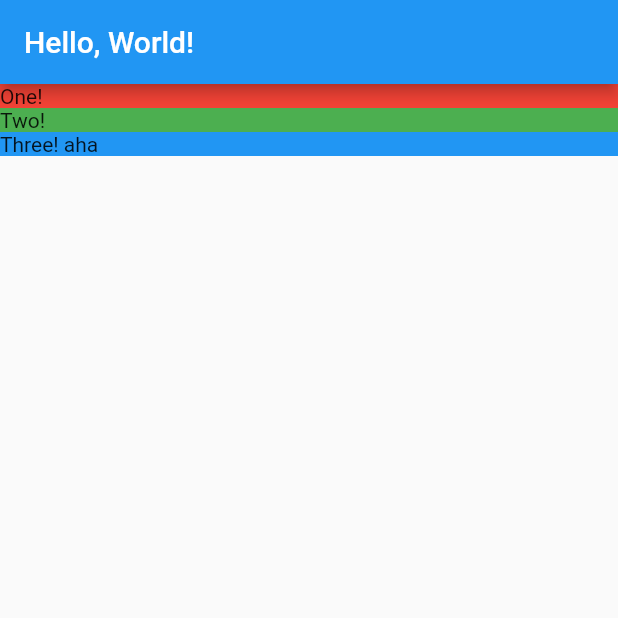
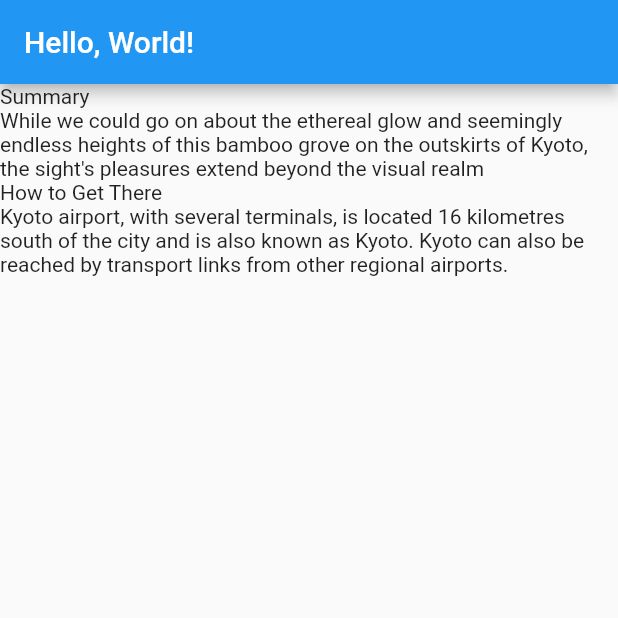
Before and after one commit to ctmhoang/flutter-intro, a Flutter app: the screen it shows after launch, on a phone screen of 412 x 824 dp, the top half of it. Run offline on Flutter 3.47's test engine with Material 2 defaults, Android fonts, the phone set to English and light mode, and no system bars.

Commit message:
Organizing data with models and mock data

```diff
--- a/infopages/lib/location_detail.dart
+++ b/infopages/lib/location_detail.dart
@@ -1,6 +1,12 @@
 import 'package:flutter/material.dart';
+import 'package:infopages/models/location.dart';
+import 'package:infopages/models/location_fact.dart';
 
 class LocationDetail extends StatelessWidget {
+  final Location location;
+
+  LocationDetail(this.location);
+
   @override
   Widget build(BuildContext context) {
     return Scaffold(
@@ -8,14 +14,9 @@ class LocationDetail extends StatelessWidget {
           title: Text("Hello, World!"),
         ),
         body: Column(
-          mainAxisAlignment: MainAxisAlignment.start,
-          crossAxisAlignment: CrossAxisAlignment.stretch,
-          children: [
-            _section("One!", Colors.red),
-            _section("Two!", Colors.green),
-            _section("Three! aha", Colors.blue)
-          ],
-        ));
+            mainAxisAlignment: MainAxisAlignment.start,
+            crossAxisAlignment: CrossAxisAlignment.stretch,
+            children: _renderFacts(location)));
   }
 
   Widget _section(String title, Color color) //private method
@@ -25,4 +26,21 @@ class LocationDetail extends StatelessWidget {
       child: Text(title),
     );
   }
+
+  List<Widget> _renderFacts(Location location) {
+    var res = <Widget>[];
+    for (LocationFact locfact in location.loc_facts) {
+      res.add(_secTitle(locfact.title));
+      res.add(_secText(locfact.text));
+    }
+    return res;
+  }
+
+  Widget _secTitle(String text) {
+    return Text(text);
+  }
+
+  Widget _secText(String text) {
+    return Text(text);
+  }
 }
--- a/infopages/lib/main.dart
+++ b/infopages/lib/main.dart
@@ -1,6 +1,7 @@
 import 'package:flutter/material.dart';
+import 'package:infopages/mocks/mock_location.dart';
 import 'location_detail.dart';
 
 void main() {
-  return runApp(MaterialApp(home: LocationDetail()));
+  return runApp(MaterialApp(home: LocationDetail(MockLocation.FetchAny())));
 }
--- /dev/null
+++ b/infopages/lib/mocks/mock_location.dart
@@ -0,0 +1,20 @@
+import 'package:infopages/models/location.dart';
+import 'package:infopages/models/location_fact.dart';
+
+class MockLocation extends Location {
+  static Location FetchAny() {
+    return Location(
+        name: 'Arashiyama Bamboo Grove, Kyoto, Japan',
+        url: 'https://fluttercrashcourse.com/assets/images/arashiyama@3x.jpg',
+        facts: <LocationFact>[
+          LocationFact(
+              title: 'Summary',
+              text:
+                  'While we could go on about the ethereal glow and seemingly endless heights of this bamboo grove on the outskirts of Kyoto, the sight\'s pleasures extend beyond the visual realm'),
+          LocationFact(
+              title: 'How to Get There',
+              text:
+                  'Kyoto airport, with several terminals, is located 16 kilometres south of the city and is also known as Kyoto. Kyoto can also be reached by transport links from other regional airports.')
+        ]);
+  }
+}
--- /dev/null
+++ b/infopages/lib/models/location.dart
@@ -0,0 +1,11 @@
+import 'location_fact.dart';
+
+class Location {
+  final String name;
+  final String url;
+  final List<LocationFact> facts;
+
+  Location({this.name, this.url, this.facts}); // {} optional params
+
+  List<LocationFact> get loc_facts => facts;
+}
--- /dev/null
+++ b/infopages/lib/models/location_fact.dart
@@ -0,0 +1,5 @@
+class LocationFact {
+  final String title;
+  final String text;
+  LocationFact({this.title, this.text});
+}
```
